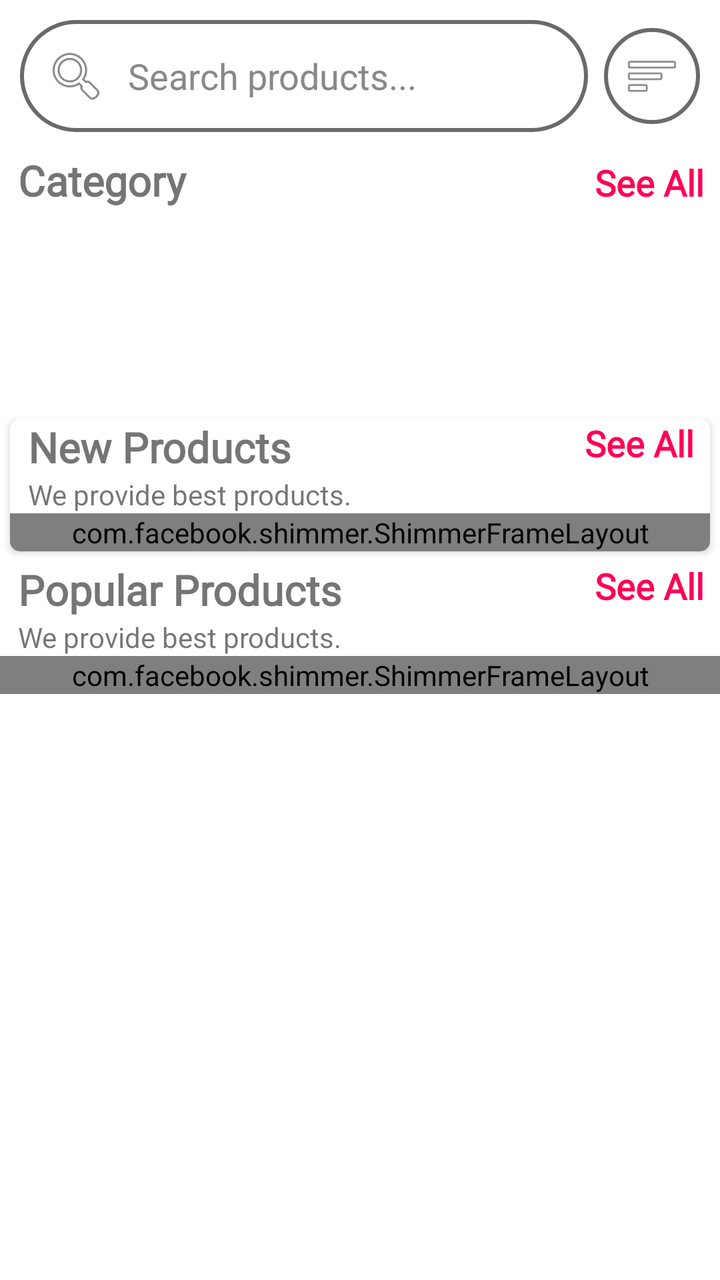
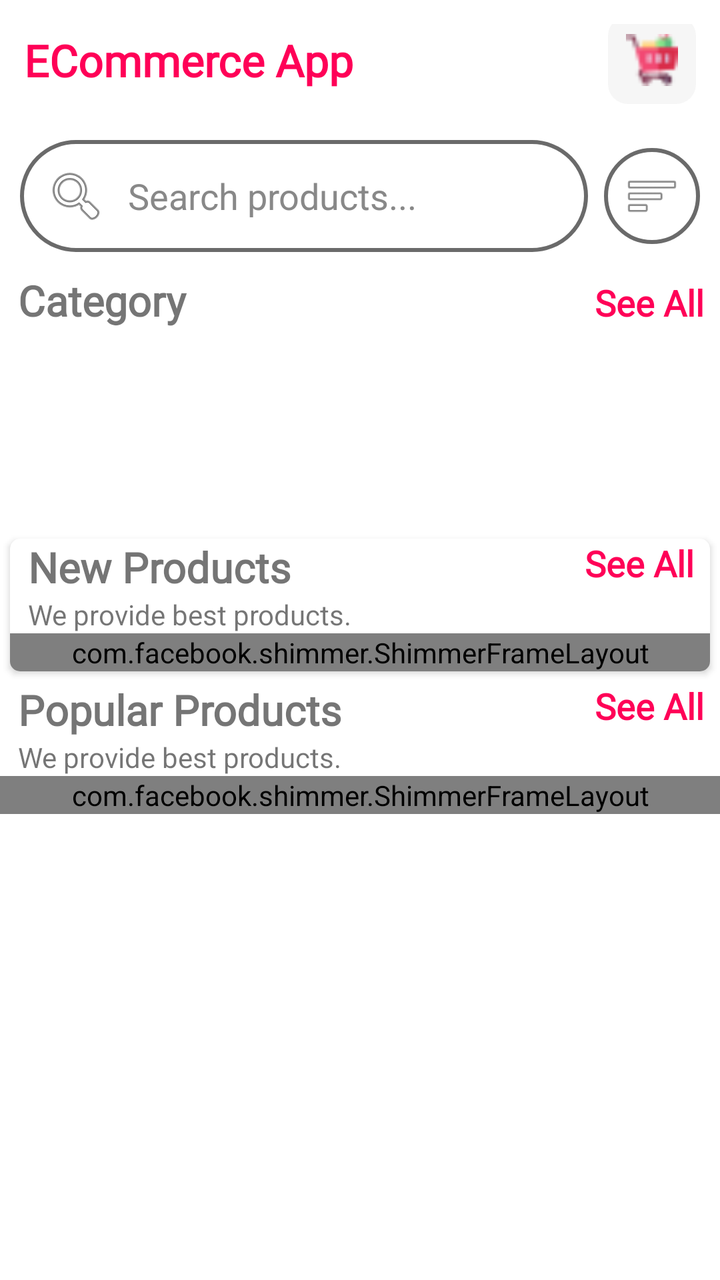

The first picture is an Android layout as it rendered before a commit; the second is the same layout after the commit. The layout source and the unified diff follow.
<!-- AndroidManifest.xml: application theme Theme.ECommerceApp -->
<!-- res/layout/fragment_home.xml -->
<?xml version="1.0" encoding="utf-8"?>
<androidx.core.widget.NestedScrollView xmlns:android="http://schemas.android.com/apk/res/android"
    xmlns:tools="http://schemas.android.com/tools"
    android:layout_width="match_parent"
    android:layout_height="match_parent"
    xmlns:app="http://schemas.android.com/apk/res-auto"
    tools:context=".fragments.HomeFragment">



    <LinearLayout
        android:id="@+id/home_layout"
        android:layout_width="match_parent"
        android:layout_height="match_parent"
        android:orientation="vertical">

        <LinearLayout
            android:layout_width="match_parent"
            android:layout_height="wrap_content"
            android:orientation="horizontal"
            android:layout_margin="10dp"
            android:gravity="center_vertical">

            <EditText
                android:id="@+id/search_bar"
                android:layout_width="0dp"
                android:layout_height="wrap_content"
                android:layout_weight="1"
                android:background="@drawable/edit_text_bg"
                android:drawableStart="@android:drawable/ic_menu_search"
                android:drawablePadding="10dp"
                android:hint="Search products..."
                android:padding="12dp"
                android:textColorHint="#888888" />

            <ImageButton
                android:id="@+id/filter_btn"
                android:layout_width="48dp"
                android:layout_height="48dp"
                android:layout_marginStart="8dp"
                android:src="@android:drawable/ic_menu_sort_by_size"
                android:background="@drawable/edit_text_bg"
                android:padding="10dp"
                android:scaleType="fitCenter"
                android:contentDescription="Filter" />

        </LinearLayout>

        <LinearLayout
            android:layout_width="match_parent"
            android:layout_height="wrap_content"
            android:layout_marginLeft="9dp"
            android:orientation="horizontal"
            android:weightSum="2">

            <TextView
                android:layout_width="wrap_content"
                android:layout_height="wrap_content"
                android:layout_weight="1"
                android:fontFamily="@font/baskervville"
                android:text="Category"
                android:textSize="21sp"
                android:textStyle="bold" />

            <TextView
                android:id="@+id/category_see_all"
                android:layout_width="wrap_content"
                android:layout_height="wrap_content"
                android:layout_marginRight="8dp"
                android:layout_weight="1"
                android:fontFamily="@font/baskervville"
                android:gravity="end"
                android:text="See All"
                android:textColor="@color/pink"
                android:textSize="18sp"
                android:textStyle="bold" />

        </LinearLayout>

        <androidx.recyclerview.widget.RecyclerView
            android:id="@+id/rec_category"
            android:layout_width="wrap_content"
            android:layout_height="90dp"
            android:layout_marginLeft="9dp"
            android:layout_marginTop="10dp" />

        <androidx.cardview.widget.CardView
            android:layout_width="match_parent"
            android:layout_height="wrap_content"
            android:layout_margin="5dp"
            android:layout_marginTop="10dp"
            android:elevation="6dp"
            app:cardCornerRadius="5dp">


            <LinearLayout
                android:layout_width="match_parent"
                android:layout_height="match_parent"
                android:orientation="vertical">

                <RelativeLayout
                    android:layout_width="wrap_content"
                    android:layout_height="wrap_content">

                    <TextView
                        android:id="@+id/new_product_name"
                        android:layout_width="wrap_content"
                        android:layout_height="wrap_content"
                        android:layout_marginLeft="9dp"
                        android:fontFamily="@font/baskervville"
                        android:text="New Products"
                        android:textSize="21sp"
                        android:textStyle="bold" />

                    <TextView
                        android:layout_width="wrap_content"
                        android:layout_height="wrap_content"
                        android:layout_below="@+id/new_product_name"
                        android:layout_marginLeft="9dp"
                        android:text="We provide best products." />

                    <TextView
                        android:id="@+id/newProducts_see_all"
                        android:layout_width="wrap_content"
                        android:layout_height="wrap_content"
                        android:layout_alignParentEnd="true"
                        android:layout_marginRight="8dp"
                        android:fontFamily="@font/baskervville"
                        android:text="See All"
                        android:textColor="@color/pink"
                        android:textSize="18sp"
                        android:textStyle="bold" />
                </RelativeLayout>

                <com.facebook.shimmer.ShimmerFrameLayout
                    android:id="@+id/shimmer_new_products"
                    android:layout_width="match_parent"
                    android:layout_height="wrap_content"
                    app:shimmer_auto_start="true">

                    <LinearLayout
                        android:layout_width="match_parent"
                        android:layout_height="wrap_content"
                        android:orientation="horizontal">
                        <include layout="@layout/shimmer_product_horizontal" />
                        <include layout="@layout/shimmer_product_horizontal" />
                        <include layout="@layout/shimmer_product_horizontal" />
                    </LinearLayout>

                </com.facebook.shimmer.ShimmerFrameLayout>

                <androidx.recyclerview.widget.RecyclerView
                    android:id="@+id/new_product_rec"
                    android:layout_width="wrap_content"
                    android:layout_height="wrap_content"
                    android:layout_margin="7dp"
                    android:layout_marginTop="6dp"
                    android:padding="5dp"
                    android:visibility="gone" />
            </LinearLayout>

        </androidx.cardview.widget.CardView>

        <LinearLayout
            android:layout_width="match_parent"
            android:layout_height="match_parent"
            android:orientation="vertical">

            <RelativeLayout
                android:layout_width="wrap_content"
                android:layout_height="wrap_content">

                <TextView
                    android:id="@+id/popular_products"
                    android:layout_width="wrap_content"
                    android:layout_height="wrap_content"
                    android:layout_marginLeft="9dp"
                    android:fontFamily="@font/baskervville"
                    android:text="Popular Products"
                    android:textSize="21sp"
                    android:textStyle="bold" />

                <TextView
                    android:layout_width="wrap_content"
                    android:layout_height="wrap_content"
                    android:layout_below="@+id/popular_products"
                    android:layout_marginLeft="9dp"
                    android:text="We provide best products." />

                <TextView
                    android:id="@+id/popular_see_all"
                    android:layout_width="wrap_content"
                    android:layout_height="wrap_content"
                    android:layout_alignParentEnd="true"
                    android:layout_marginRight="8dp"
                    android:fontFamily="@font/baskervville"
                    android:text="See All"
                    android:textColor="@color/pink"
                    android:textSize="18sp"
                    android:textStyle="bold" />
            </RelativeLayout>

            <com.facebook.shimmer.ShimmerFrameLayout
                android:id="@+id/shimmer_popular_products"
                android:layout_width="match_parent"
                android:layout_height="wrap_content"
                app:shimmer_auto_start="true">

                <LinearLayout
                    android:layout_width="match_parent"
                    android:layout_height="wrap_content"
                    android:orientation="vertical">

                    <LinearLayout
                        android:layout_width="match_parent"
                        android:layout_height="wrap_content"
                        android:orientation="horizontal">
                        <include layout="@layout/shimmer_product_grid" android:layout_width="0dp" android:layout_weight="1" android:layout_height="wrap_content" />
                        <include layout="@layout/shimmer_product_grid" android:layout_width="0dp" android:layout_weight="1" android:layout_height="wrap_content" />
                    </LinearLayout>

                    <LinearLayout
                        android:layout_width="match_parent"
                        android:layout_height="wrap_content"
                        android:orientation="horizontal">
                        <include layout="@layout/shimmer_product_grid" android:layout_width="0dp" android:layout_weight="1" android:layout_height="wrap_content" />
                        <include layout="@layout/shimmer_product_grid" android:layout_width="0dp" android:layout_weight="1" android:layout_height="wrap_content" />
                    </LinearLayout>
                </LinearLayout>

            </com.facebook.shimmer.ShimmerFrameLayout>

            <androidx.recyclerview.widget.RecyclerView
                android:id="@+id/all_rec"
                android:layout_width="wrap_content"
                android:layout_height="wrap_content"
                android:layout_gravity="center"
                android:layout_margin="7dp"
                android:layout_marginTop="6dp"
                android:padding="5dp"
                android:visibility="gone" />
        </LinearLayout>

    </LinearLayout>

</androidx.core.widget.NestedScrollView>
<!-- res/layout/shimmer_product_horizontal.xml (included above) -->
<?xml version="1.0" encoding="utf-8"?>
<LinearLayout xmlns:android="http://schemas.android.com/apk/res/android"
    xmlns:app="http://schemas.android.com/apk/res-auto"
    android:layout_width="140dp"
    android:layout_height="220dp"
    android:layout_margin="6dp"
    android:orientation="vertical"
    android:padding="8dp"
    android:background="@drawable/grey_circular_border">

    <View
        android:layout_width="match_parent"
        android:layout_height="120dp"
        android:background="#E0E0E0" />

    <View
        android:layout_width="match_parent"
        android:layout_height="14dp"
        android:layout_marginTop="8dp"
        android:background="#E0E0E0" />

    <View
        android:layout_width="80dp"
        android:layout_height="12dp"
        android:layout_marginTop="6dp"
        android:background="#E0E0E0" />

    <View
        android:layout_width="60dp"
        android:layout_height="14dp"
        android:layout_marginTop="8dp"
        android:background="#E0E0E0" />

</LinearLayout>
<!-- res/layout/shimmer_product_grid.xml (included above) -->
<?xml version="1.0" encoding="utf-8"?>
<LinearLayout xmlns:android="http://schemas.android.com/apk/res/android"
    android:layout_width="match_parent"
    android:layout_height="wrap_content"
    android:orientation="vertical"
    android:padding="4dp">

    <View
        android:layout_width="match_parent"
        android:layout_height="140dp"
        android:background="#E0E0E0" />

    <View
        android:layout_width="match_parent"
        android:layout_height="14dp"
        android:layout_marginTop="8dp"
        android:background="#E0E0E0" />

    <View
        android:layout_width="100dp"
        android:layout_height="12dp"
        android:layout_marginTop="6dp"
        android:background="#E0E0E0" />

    <View
        android:layout_width="70dp"
        android:layout_height="14dp"
        android:layout_marginTop="8dp"
        android:background="#E0E0E0" />

</LinearLayout>
<!-- resources referenced by this layout -->
<resources>
  <color name="pink">#FF0057</color>
  <!-- drawable edit_text_bg (drawable) -->
  <?xml version="1.0" encoding="utf-8"?>
  <shape xmlns:android="http://schemas.android.com/apk/res/android">
  
      <corners android:radius="50dp"/>
      <solid android:color="@color/white"/>
      <stroke android:color="#6a6a6a" android:width="2dp"/>
  </shape>
  <!-- drawable grey_circular_border (drawable) -->
  <?xml version="1.0" encoding="utf-8"?>
  <selector xmlns:android="http://schemas.android.com/apk/res/android">
  <item>
      <shape android:shape="rectangle">
          <corners android:radius="10dp"/>
          <solid android:color="#E3E2E7"/>
      </shape>
  </item>
  </selector>
  <style name="Theme.ECommerceApp" parent="Theme.MaterialComponents.DayNight.DarkActionBar">
          
          <item name="colorPrimary">#FFB952</item>
          <item name="colorPrimaryVariant">@color/pink</item>
          <item name="colorOnPrimary">@color/black</item>
          
          <item name="colorSecondary">@color/teal_200</item>
          <item name="colorSecondaryVariant">@color/teal_700</item>
          <item name="colorOnSecondary">@color/black</item>
          
          <item name="android:statusBarColor">?attr/colorPrimaryVariant</item>
          
      </style>
  <color name="white">#FFFFFFFF</color>
  <color name="black">#FF000000</color>
  <color name="teal_200">#FF03DAC5</color>
  <color name="teal_700">#FF018786</color>
</resources>

<!-- the commit's change to res/layout/fragment_home.xml (unified diff, before → after) -->
@@ -13,6 +13,38 @@
         android:layout_width="match_parent"
         android:layout_height="match_parent"
         android:orientation="vertical">
+
+        <RelativeLayout
+            android:layout_width="match_parent"
+            android:layout_height="wrap_content"
+            android:paddingHorizontal="12dp"
+            android:paddingTop="12dp"
+            android:paddingBottom="4dp">
+
+            <TextView
+                android:layout_width="wrap_content"
+                android:layout_height="wrap_content"
+                android:layout_alignParentStart="true"
+                android:layout_centerVertical="true"
+                android:fontFamily="@font/baskervville"
+                android:text="ECommerce App"
+                android:textColor="@color/pink"
+                android:textSize="22sp"
+                android:textStyle="bold" />
+
+            <ImageButton
+                android:id="@+id/home_cart_btn"
+                android:layout_width="44dp"
+                android:layout_height="44dp"
+                android:layout_alignParentEnd="true"
+                android:layout_centerVertical="true"
+                android:background="@drawable/white_circular_border"
+                android:contentDescription="Cart"
+                android:padding="9dp"
+                android:scaleType="fitCenter"
+                android:src="@drawable/trolley" />
+
+        </RelativeLayout>
 
         <LinearLayout
             android:layout_width="match_parent"
@@ -187,17 +219,17 @@
                     android:layout_marginLeft="9dp"
                     android:text="We provide best products." />
 
-                <TextView
-                    android:id="@+id/popular_see_all"
-                    android:layout_width="wrap_content"
-                    android:layout_height="wrap_content"
-                    android:layout_alignParentEnd="true"
-                    android:layout_marginRight="8dp"
-                    android:fontFamily="@font/baskervville"
-                    android:text="See All"
-                    android:textColor="@color/pink"
-                    android:textSize="18sp"
-                    android:textStyle="bold" />
+                    <TextView
+                        android:id="@+id/popular_see_all"
+                        android:layout_width="wrap_content"
+                        android:layout_height="wrap_content"
+                        android:layout_alignParentEnd="true"
+                        android:layout_marginRight="8dp"
+                        android:fontFamily="@font/baskervville"
+                        android:text="See All"
+                        android:textColor="@color/pink"
+                        android:textSize="18sp"
+                        android:textStyle="bold" />
             </RelativeLayout>
 
             <com.facebook.shimmer.ShimmerFrameLayout
<!-- resource entries referenced after the edit -->
@@ -16,6 +16,17 @@
       <shape android:shape="rectangle">
           <corners android:radius="10dp"/>
           <solid android:color="#E3E2E7"/>
+      </shape>
+  </item>
+  </selector>
+  <!-- drawable trolley: png bitmap (drawable, 751 bytes) -->
+  <!-- drawable white_circular_border (drawable) -->
+  <?xml version="1.0" encoding="utf-8"?>
+  <selector xmlns:android="http://schemas.android.com/apk/res/android">
+  <item>
+      <shape android:shape="rectangle">
+          <solid android:color="#F6F6F6"/>
+          <corners android:radius="10dp"/>
       </shape>
   </item>
   </selector>
